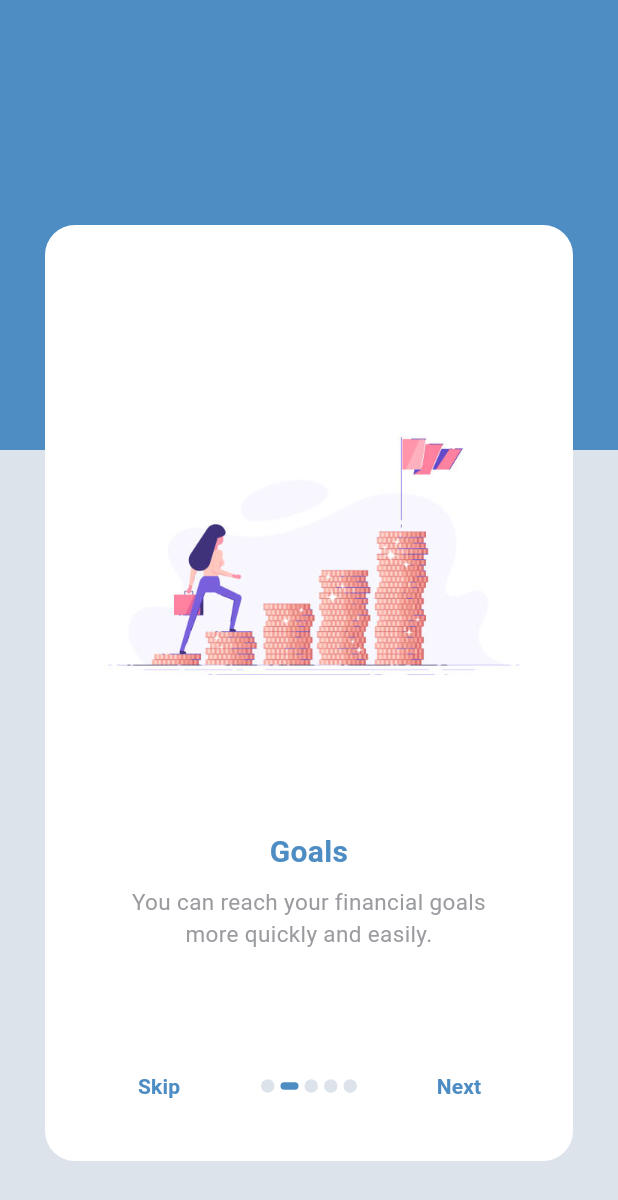
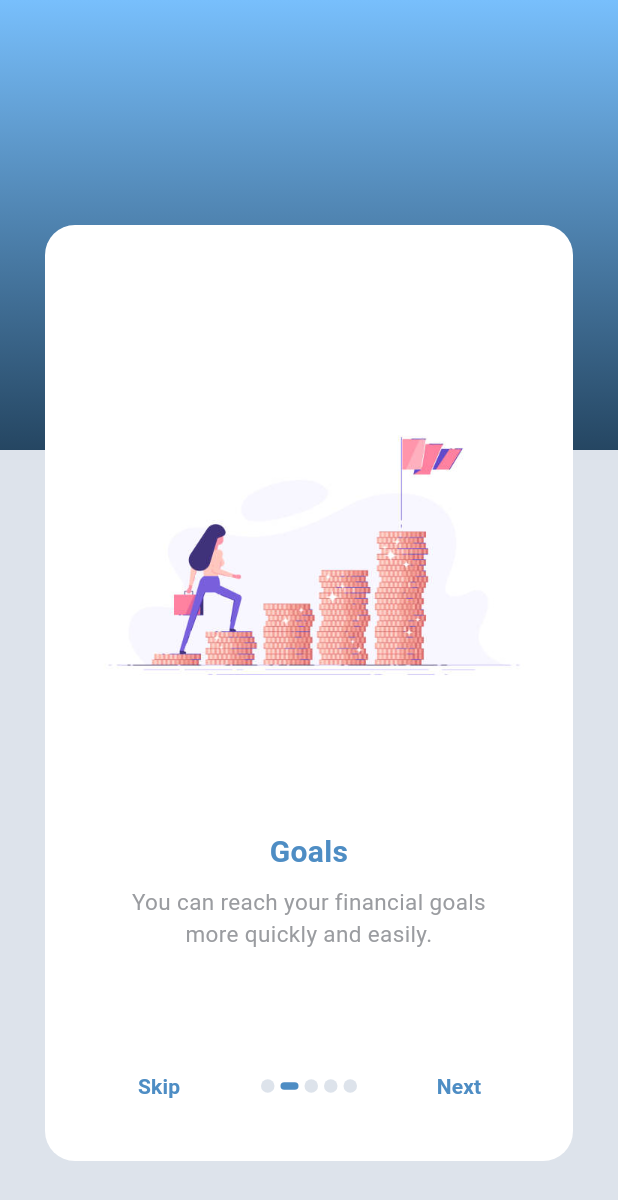
Before and after one commit to eter-null/spendwise-tracker, a Flutter app: the screen it shows after launch, swiped to page 2, on a phone screen of 412 x 824 dp. Shown: the top 1200 px of the screen. Run offline on Flutter 3.47's test engine with Material 3 defaults, Android fonts, the phone set to English and light mode, and no system bars; drawn by our look-alikes of introduction_screen; our stand-ins replace cloud_firestore, firebase_core; accounts and stored records are empty.

Commit message:
added gradient to custom_scaffold.dart

```diff
--- a/lib/widgets/custom_scaffold.dart
+++ b/lib/widgets/custom_scaffold.dart
@@ -15,7 +15,15 @@ class ScaffoldWithBackground extends StatelessWidget {
           Container(
             width: MediaQuery.of(context).size.width,
             height: 300,
-            color: MyColor.gradientBackground,
+            //color: MyColor.gradientBackground,
+            decoration: BoxDecoration(
+              gradient: LinearGradient(
+                colors: [Color(0xFF78BFFC), Color(0xFF254662)],
+                stops: [0, 1],
+                begin: AlignmentDirectional(0, -1),
+                end: AlignmentDirectional(0, 1),
+              ),
+            ),
           ),
           // Container(
           //   width: MediaQuery.of(context).size.width,
```
